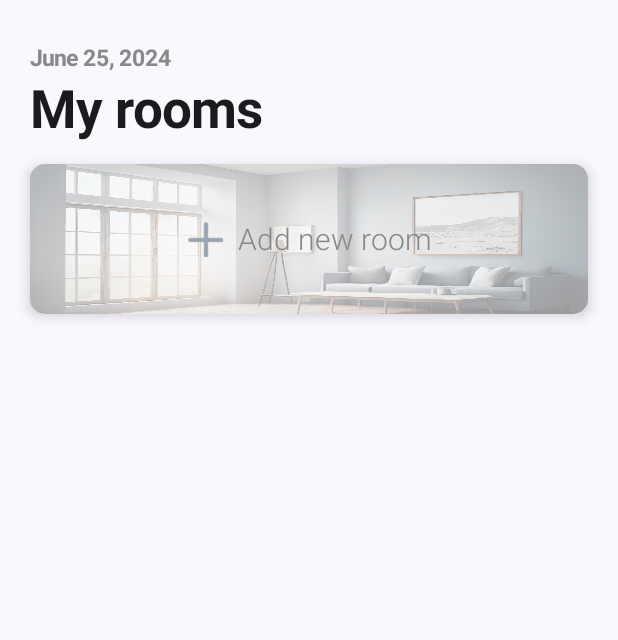
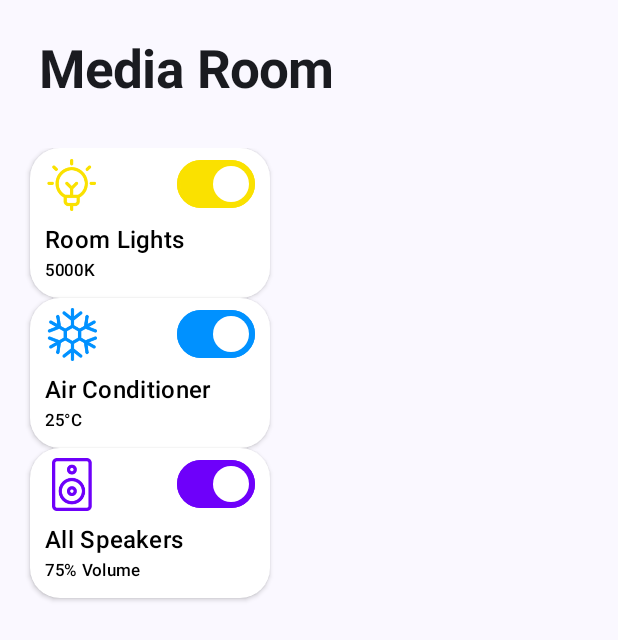
Before and after one commit to thetixious/MobileApp, an Android app built with Jetpack Compose: the screen it shows after launch (MainActivity), on a phone screen of 412 x 824 dp. Shown: the top 640 px of the screen. Run offline under Robolectric (Android 15) with nearby library versions, the phone set to English and light mode, and no system bars.

Commit message:
add media room and cards for devices

```diff
--- a/app/src/main/java/com/rmp/lab/MainActivity.kt
+++ b/app/src/main/java/com/rmp/lab/MainActivity.kt
@@ -12,6 +12,7 @@ import androidx.navigation.compose.composable
 import androidx.navigation.compose.rememberNavController
 import com.rmp.lab.ui.screen.AddNewRoom
 import com.rmp.lab.ui.screen.MainPage
+import com.rmp.lab.ui.screen.RoomScreen
 import com.rmp.lab.ui.theme.SmarthouseTheme
 
 
@@ -25,7 +26,11 @@ class MainActivity : ComponentActivity() {
                     color = MaterialTheme.colorScheme.background
                 ) {
                     val navController = rememberNavController()
-                    NavHost(navController = navController, startDestination = "MainPage") {
+                    NavHost(navController = navController, startDestination = "RoomScreen") {
+
+                        composable(route = "RoomScreen"){
+                            RoomScreen()
+                        }
 
                         composable(route = "AddNewRoom"){
                             AddNewRoom()
--- /dev/null
+++ b/app/src/main/java/com/rmp/lab/ui/divices/SmartConditioner.kt
@@ -0,0 +1,93 @@
+package com.rmp.lab.ui.divices
+
+import androidx.compose.foundation.Image
+import androidx.compose.foundation.layout.Arrangement
+import androidx.compose.foundation.layout.Column
+import androidx.compose.foundation.layout.Row
+import androidx.compose.foundation.layout.Spacer
+import androidx.compose.foundation.layout.fillMaxSize
+import androidx.compose.foundation.layout.fillMaxWidth
+import androidx.compose.foundation.layout.height
+import androidx.compose.foundation.layout.padding
+import androidx.compose.foundation.layout.size
+import androidx.compose.foundation.layout.width
+import androidx.compose.foundation.shape.RoundedCornerShape
+import androidx.compose.material3.Card
+import androidx.compose.material3.CardDefaults
+import androidx.compose.material3.Icon
+import androidx.compose.material3.MaterialTheme
+import androidx.compose.material3.Switch
+import androidx.compose.material3.SwitchDefaults
+import androidx.compose.material3.Text
+import androidx.compose.runtime.Composable
+import androidx.compose.ui.Alignment
+import androidx.compose.ui.Modifier
+import androidx.compose.ui.draw.clip
+import androidx.compose.ui.draw.shadow
+import androidx.compose.ui.graphics.Color
+import androidx.compose.ui.res.painterResource
+import androidx.compose.ui.tooling.preview.Preview
+import androidx.compose.ui.unit.dp
+import com.rmp.lab.R
+
+@Preview
+@Composable
+fun SmartConditioner() {
+    val customColor = Color(0xFF0091FF)
+    val shape = RoundedCornerShape(20.dp)
+    Card(
+        modifier = Modifier.width(160.dp).height(100.dp).shadow(elevation = 2.dp, shape = shape, clip = false).clip(shape),
+        colors = CardDefaults.cardColors(
+            containerColor = Color.White,
+        )
+//        elevation = CardDefaults.cardElevation(
+//            defaultElevation = 20.dp,
+//        )
+    ) {
+        Column(
+            modifier = Modifier
+                .fillMaxSize()
+                .padding(start = 10.dp),
+            verticalArrangement = Arrangement.SpaceBetween
+        ) {
+            Row(
+                modifier = Modifier.fillMaxWidth(),
+                horizontalArrangement = Arrangement.SpaceBetween,
+                verticalAlignment = Alignment.CenterVertically
+            ) {
+                Icon(
+                    painter = painterResource(id = R.drawable.cond),
+                    contentDescription = null,
+                    tint = customColor,
+                    modifier = Modifier.size(35.dp)
+                )
+                Switch(
+                    checked = true,
+                    onCheckedChange = {},
+                    colors = SwitchDefaults.colors(
+                        checkedThumbColor = Color.White,
+                        checkedTrackColor = customColor,
+                        uncheckedThumbColor = Color.White,
+                        uncheckedTrackColor = Color.LightGray,
+                        checkedBorderColor = customColor,
+                        uncheckedBorderColor = Color.LightGray,
+                    ),
+                    modifier = Modifier.padding(end = 10.dp)
+
+                )
+            }
+            Text(
+                text = "Air Conditioner",
+                style = MaterialTheme.typography.titleMedium,
+                color = Color.Black
+            )
+            Text(
+                text = "25°C",
+                style = MaterialTheme.typography.labelSmall,
+                color = Color.Black,
+                modifier = Modifier.padding(bottom = 10.dp)
+            )
+
+        }
+    }
+}
--- /dev/null
+++ b/app/src/main/java/com/rmp/lab/ui/divices/SmartLight.kt
@@ -0,0 +1,106 @@
+package com.rmp.lab.ui.divices
+
+import android.view.RoundedCorner
+import androidx.compose.foundation.Image
+import androidx.compose.foundation.layout.Arrangement
+import androidx.compose.foundation.layout.Box
+import androidx.compose.foundation.layout.Column
+import androidx.compose.foundation.layout.Row
+import androidx.compose.foundation.layout.Spacer
+import androidx.compose.foundation.layout.fillMaxSize
+import androidx.compose.foundation.layout.fillMaxWidth
+import androidx.compose.foundation.layout.height
+import androidx.compose.foundation.layout.padding
+import androidx.compose.foundation.layout.size
+import androidx.compose.foundation.layout.width
+import androidx.compose.foundation.shape.RoundedCornerShape
+import androidx.compose.material3.Card
+import androidx.compose.material3.CardColors
+import androidx.compose.material3.CardDefaults
+import androidx.compose.material3.CardElevation
+import androidx.compose.material3.Icon
+import androidx.compose.material3.MaterialTheme
+import androidx.compose.material3.Switch
+import androidx.compose.material3.SwitchColors
+import androidx.compose.material3.SwitchDefaults
+import androidx.compose.material3.Text
+import androidx.compose.runtime.Composable
+import androidx.compose.runtime.getValue
+import androidx.compose.runtime.mutableStateOf
+import androidx.compose.runtime.remember
+import androidx.compose.runtime.setValue
+import androidx.compose.ui.Alignment
+import androidx.compose.ui.Modifier
+import androidx.compose.ui.draw.clip
+import androidx.compose.ui.draw.shadow
+import androidx.compose.ui.graphics.Color
+import androidx.compose.ui.res.painterResource
+import androidx.compose.ui.tooling.preview.Preview
+import androidx.compose.ui.unit.dp
+import com.rmp.lab.R
+
+@Preview(showSystemUi = true)
+@Composable
+fun SmartLight() {
+    val customColor = Color(0xFFFAE100)
+    val shape = RoundedCornerShape(20.dp)
+    Card(
+
+        modifier = Modifier
+            .width(160.dp)
+            .height(100.dp).shadow(elevation = 2.dp, shape = shape, clip = false).clip(shape),
+        colors = CardDefaults.cardColors(
+            containerColor = Color.White,
+        ),
+
+//        elevation = CardDefaults.cardElevation(
+//            defaultElevation = 12.dp,
+//        ),
+    ) {
+        Column(
+            modifier = Modifier
+                .fillMaxSize()
+                .padding(start = 10.dp),
+            verticalArrangement = Arrangement.SpaceBetween
+        ) {
+            Row(
+                modifier = Modifier.fillMaxWidth(),
+                horizontalArrangement = Arrangement.SpaceBetween,
+                verticalAlignment = Alignment.CenterVertically
+            ) {
+                Icon(
+                    painter = painterResource(id = R.drawable.light),
+                    contentDescription = null,
+                    tint = customColor,
+                    modifier = Modifier.size(35.dp)
+                )
+                Switch(
+                    checked = true,
+                    onCheckedChange = {},
+                    colors = SwitchDefaults.colors(
+                        checkedThumbColor = Color.White,
+                        checkedTrackColor = customColor,
+                        uncheckedThumbColor = Color.White,
+                        uncheckedTrackColor = Color.LightGray,
+                        checkedBorderColor = customColor,
+                        uncheckedBorderColor = Color.LightGray,
+                    ),
+                    modifier = Modifier.padding(end = 10.dp)
+
+                )
+            }
+            Text(
+                text = "Room Lights",
+                style = MaterialTheme.typography.titleMedium,
+                color = Color.Black
+            )
+            Text(
+                text = "5000K",
+                style = MaterialTheme.typography.labelSmall,
+                color = Color.Black,
+                modifier = Modifier.padding(bottom = 10.dp)
+            )
+
+        }
+    }
+}
--- /dev/null
+++ b/app/src/main/java/com/rmp/lab/ui/divices/SmartSpeakers.kt
@@ -0,0 +1,99 @@
+package com.rmp.lab.ui.divices
+
+import androidx.compose.foundation.Image
+import androidx.compose.foundation.layout.Arrangement
+import androidx.compose.foundation.layout.Column
+import androidx.compose.foundation.layout.Row
+import androidx.compose.foundation.layout.Spacer
+import androidx.compose.foundation.layout.fillMaxSize
+import androidx.compose.foundation.layout.fillMaxWidth
+import androidx.compose.foundation.layout.height
+import androidx.compose.foundation.layout.padding
+import androidx.compose.foundation.layout.size
+import androidx.compose.foundation.layout.width
+import androidx.compose.foundation.shape.RoundedCornerShape
+import androidx.compose.material3.Card
+import androidx.compose.material3.CardDefaults
+import androidx.compose.material3.Icon
+import androidx.compose.material3.MaterialTheme
+import androidx.compose.material3.Switch
+import androidx.compose.material3.SwitchDefaults
+import androidx.compose.material3.Text
+import androidx.compose.runtime.Composable
+import androidx.compose.ui.Alignment
+import androidx.compose.ui.Modifier
+import androidx.compose.ui.draw.clip
+import androidx.compose.ui.draw.shadow
+import androidx.compose.ui.graphics.Color
+import androidx.compose.ui.res.painterResource
+import androidx.compose.ui.tooling.preview.Preview
+import androidx.compose.ui.unit.dp
+import com.rmp.lab.R
+
+@Preview
+@Composable
+fun SmartSpeakers() {
+    val customColor = Color(0xFF6E00FA)
+    val shape = RoundedCornerShape(20.dp)
+    Card(
+        modifier = Modifier
+            .width(160.dp)
+            .height(100.dp)
+            .shadow(elevation = 2.dp, shape = shape, clip = false)
+            .clip(shape),
+        colors = CardDefaults.cardColors(
+            containerColor = Color.White,
+        ),
+        elevation = CardDefaults.cardElevation(
+            defaultElevation = 20.dp,
+        ),
+
+        ) {
+
+        Column(
+            modifier = Modifier
+                .fillMaxSize()
+                .padding(start = 10.dp),
+            verticalArrangement = Arrangement.SpaceBetween
+        ) {
+            Row(
+                modifier = Modifier.fillMaxWidth(),
+                horizontalArrangement = Arrangement.SpaceBetween,
+                verticalAlignment = Alignment.CenterVertically
+            ) {
+                Icon(
+                    painter = painterResource(id = R.drawable.speaker),
+                    contentDescription = null,
+                    tint = customColor,
+                    modifier = Modifier.size(35.dp)
+                )
+                Switch(
+                    checked = true,
+                    onCheckedChange = {},
+                    colors = SwitchDefaults.colors(
+                        checkedThumbColor = Color.White,
+                        checkedTrackColor = customColor,
+                        uncheckedThumbColor = Color.White,
+                        uncheckedTrackColor = Color.LightGray,
+                        checkedBorderColor = customColor,
+                        uncheckedBorderColor = Color.LightGray,
+                    ),
+                    modifier = Modifier.padding(end = 10.dp)
+
+                )
+            }
+            Text(
+                text = "All Speakers",
+                style = MaterialTheme.typography.titleMedium,
+                color = Color.Black
+            )
+            Text(
+                text = "75% Volume",
+                style = MaterialTheme.typography.labelSmall,
+                color = Color.Black,
+                modifier = Modifier.padding(bottom = 10.dp)
+            )
+
+        }
+    }
+}
--- /dev/null
+++ b/app/src/main/java/com/rmp/lab/ui/form/AddDeviceForm.kt
@@ -0,0 +1,11 @@
+package com.rmp.lab.ui.form
+
+import androidx.compose.runtime.Composable
+import androidx.compose.ui.tooling.preview.Preview
+
+@Preview(showSystemUi = true)
+@Composable
+fun AddDeviceForm() {
+
+
+}
--- a/app/src/main/java/com/rmp/lab/ui/screen/MainPage.kt
+++ b/app/src/main/java/com/rmp/lab/ui/screen/MainPage.kt
@@ -49,6 +49,7 @@ fun MainPage() {
         }
         Column{
             AddNewRoom()
+
         }
 
     }
--- /dev/null
+++ b/app/src/main/java/com/rmp/lab/ui/screen/RoomScreen.kt
@@ -0,0 +1,76 @@
+package com.rmp.lab.ui.screen
+
+import androidx.compose.foundation.layout.Arrangement
+import androidx.compose.foundation.layout.Column
+import androidx.compose.foundation.layout.fillMaxSize
+import androidx.compose.foundation.layout.fillMaxWidth
+import androidx.compose.foundation.layout.padding
+import androidx.compose.foundation.lazy.LazyColumn
+import androidx.compose.foundation.lazy.grid.LazyGridScope
+import androidx.compose.foundation.lazy.items
+import androidx.compose.material3.Card
+import androidx.compose.material3.MaterialTheme
+import androidx.compose.material3.Text
+import androidx.compose.runtime.Composable
+import androidx.compose.ui.Modifier
+import androidx.compose.ui.text.TextStyle
+import androidx.compose.ui.text.font.FontWeight
+import androidx.compose.ui.text.style.TextAlign
+import androidx.compose.ui.tooling.preview.Preview
+import androidx.compose.ui.unit.dp
+import androidx.compose.ui.unit.sp
+import com.rmp.lab.ui.divices.SmartConditioner
+import com.rmp.lab.ui.divices.SmartLight
+import com.rmp.lab.ui.divices.SmartSpeakers
+
+@Preview(showSystemUi = true)
+@Composable
+fun RoomScreen() {
+    Column(
+        modifier = Modifier
+            .fillMaxSize()
+            .padding(10.dp),
+        verticalArrangement = Arrangement.spacedBy(5.dp)
+    ) {
+        Text(
+            "Media Room",
+            style = TextStyle(fontSize = 35.sp, fontWeight = FontWeight.Bold),
+            modifier = Modifier.padding(16.dp)
+        )
+        LazyColumn(modifier = Modifier.padding(10.dp).fillMaxSize()) {
+            item{
+                SmartLight()
+            }
+            item{
+                SmartConditioner()
+            }
+            item{
+                SmartSpeakers()
+            }
+        }
+    }
+
+//    LazyColumn {
+//
+//
+////        item {
+////            MusicPlayerCard("The Git Up", "Blanco Brown")
+////        }
+//        item {
+//            Card(
+//                modifier = Modifier
+//                    .fillMaxWidth()
+//                    .padding(8.dp)
+//            ) {
+//                Text(
+//                    "Add a new device",
+//                    modifier = Modifier
+//                        .padding(16.dp)
+//                        .fillMaxWidth(),
+//                    textAlign = TextAlign.Center
+//                )
+//            }
+//        }
+
+
+}
--- a/app/src/main/java/com/rmp/lab/ui/theme/Theme.kt
+++ b/app/src/main/java/com/rmp/lab/ui/theme/Theme.kt
@@ -8,6 +8,7 @@ import androidx.compose.material3.dynamicDarkColorScheme
 import androidx.compose.material3.dynamicLightColorScheme
 import androidx.compose.material3.lightColorScheme
 import androidx.compose.runtime.Composable
+import androidx.compose.ui.graphics.Color
 import androidx.compose.ui.platform.LocalContext
 
 private val DarkColorScheme = darkColorScheme(
@@ -17,19 +18,16 @@ private val DarkColorScheme = darkColorScheme(
 )
 
 private val LightColorScheme = lightColorScheme(
-        primary = Purple40,
+    primary = Color.White,
     secondary = PurpleGrey40,
-        tertiary = Pink40
-
-        /* Other default colors to override
-    background = Color(0xFFFFFBFE),
-    surface = Color(0xFFFFFBFE),
+    tertiary = Pink40,
+    background = Color(0xFFF8F9F9),
+    surface = Color(0xFFF8F9F9),
     onPrimary = Color.White,
     onSecondary = Color.White,
     onTertiary = Color.White,
     onBackground = Color(0xFF1C1B1F),
     onSurface = Color(0xFF1C1B1F),
-    */
 )
 
 @Composable
```
Also changed, not shown: app/src/main/res/drawable/cond.png (added), app/src/main/res/drawable/light.png (added), app/src/main/res/drawable/speaker.png (added), 2 other files. Lines whose indentation alone changed are shown as unchanged.
